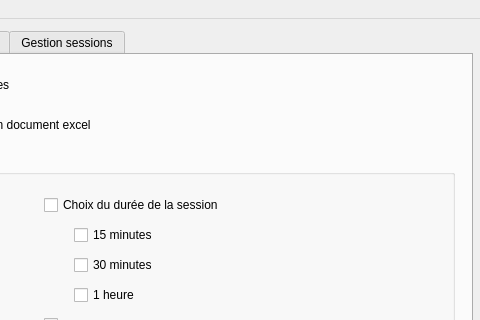
Old version of the form configuration.ui in the repository impli-osx/session_manager; both pictures show x 388 to 868 and y 0 to 320 of the 868 by 478 pixel window.
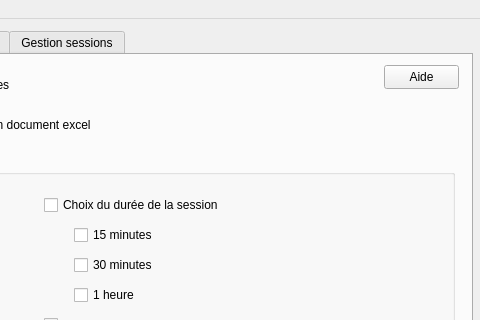
New version of the form. The open tabs and pages were chosen to show the change.

What changed in the file:
```diff
--- a/configuration.ui
+++ b/configuration.ui
@@ -295,6 +295,19 @@
        </property>
       </widget>
      </widget>
+     <widget class="QPushButton" name="aide_fiche">
+      <property name="geometry">
+       <rect>
+        <x>760</x>
+        <y>10</y>
+        <width>75</width>
+        <height>24</height>
+       </rect>
+      </property>
+      <property name="text">
+       <string>Aide</string>
+      </property>
+     </widget>
     </widget>
     <widget class="QWidget" name="titres">
      <attribute name="title">
```
Left out of the diff: 4 changed lines with no effect on the pictures.
